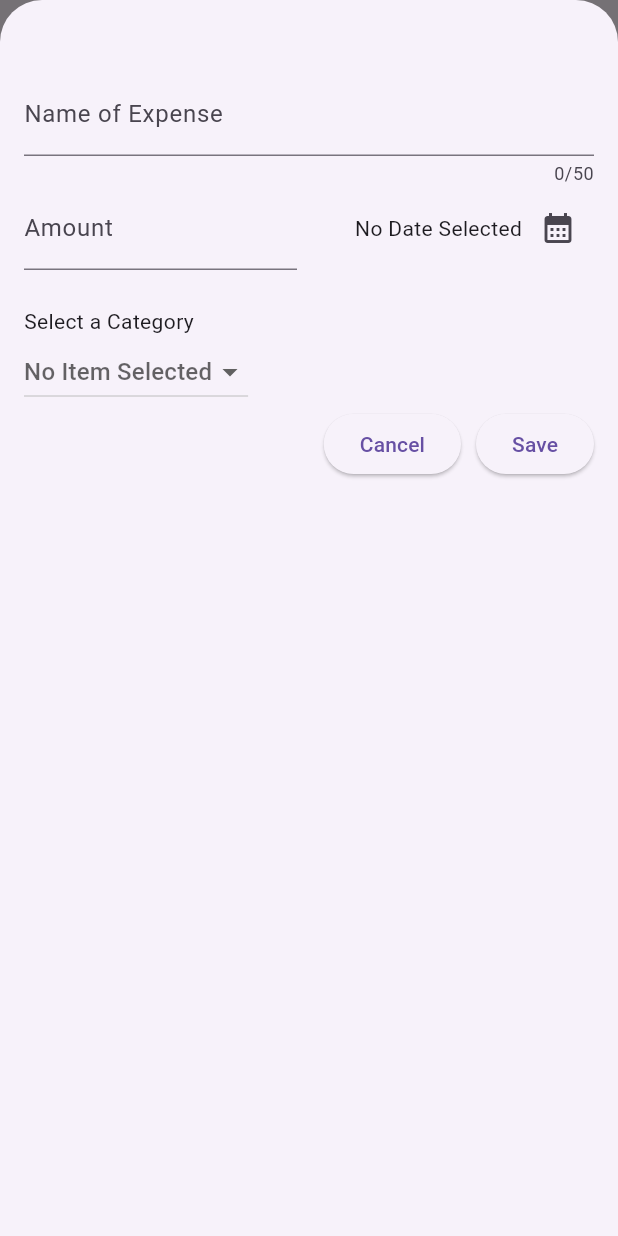
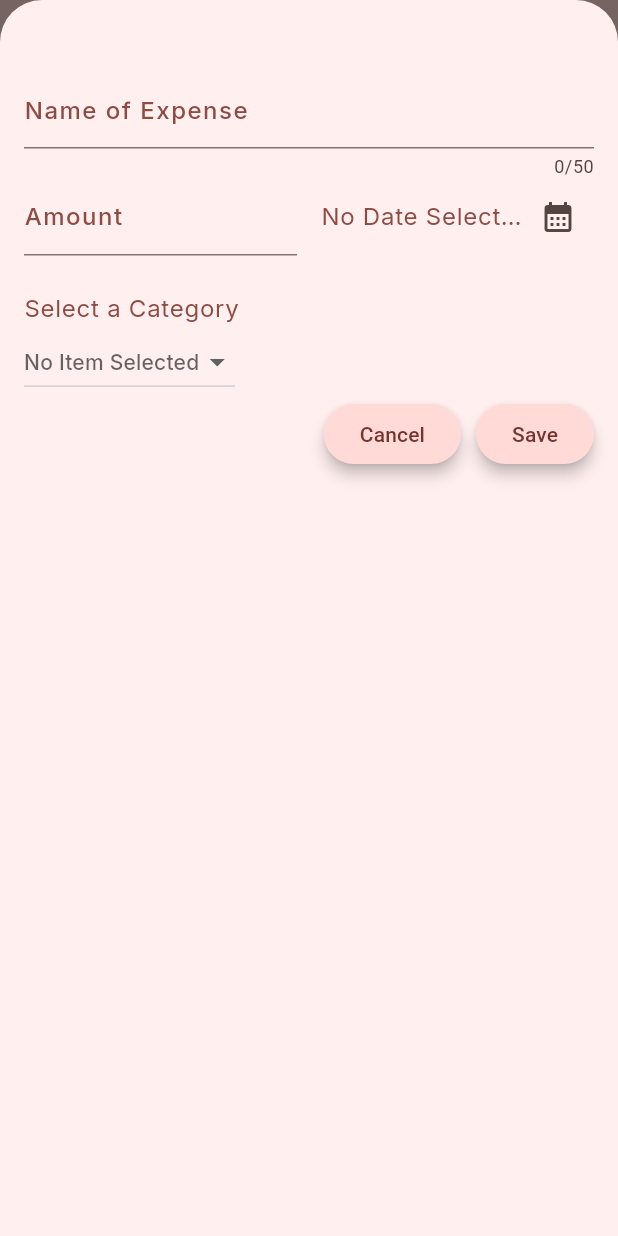
Before and after one commit to Fardeenhimself/flutter_expense_tracker, a Flutter app: the screen it shows after launch, after a tap on the "add" icon, on a phone screen of 412 x 824 dp. Run offline on Flutter 3.47's test engine with Material 3 defaults, Android fonts, the phone set to English and light mode, and no system bars; our stand-ins replace google_fonts.

Commit message:
Added themes and UI changes

```diff
--- a/lib/main.dart
+++ b/lib/main.dart
@@ -1,5 +1,15 @@
 import 'package:expense_tracker/widgets/home.dart';
 import 'package:flutter/material.dart';
+import 'package:google_fonts/google_fonts.dart';
+
+var kLightColorTheme = ColorScheme.fromSeed(
+  seedColor: Color.fromARGB(255, 244, 151, 142),
+);
+
+var kDarkColorTheme = ColorScheme.fromSeed(
+  brightness: Brightness.dark,
+  seedColor: Color.fromARGB(255, 244, 151, 142),
+);
 
 void main() {
   runApp(const ExpenseTracker());
@@ -11,6 +21,110 @@ class ExpenseTracker extends StatelessWidget {
   @override
   Widget build(BuildContext context) {
     return MaterialApp(
+      theme: ThemeData().copyWith(
+        brightness: Brightness.light,
+        colorScheme: kLightColorTheme,
+        appBarTheme: AppBarTheme().copyWith(
+          backgroundColor: kLightColorTheme.primaryContainer,
+          foregroundColor: kLightColorTheme.onPrimaryContainer,
+        ),
+        cardTheme: CardThemeData().copyWith(
+          color: kLightColorTheme.secondaryContainer,
+          margin: EdgeInsets.symmetric(horizontal: 16, vertical: 8),
+          elevation: 5,
+          shadowColor: kLightColorTheme.onPrimaryContainer,
+          shape: RoundedRectangleBorder(
+            borderRadius: BorderRadiusGeometry.circular(20),
+          ),
+        ),
+        elevatedButtonTheme: ElevatedButtonThemeData(
+          style: ElevatedButton.styleFrom(
+            backgroundColor: kLightColorTheme.primaryContainer,
+            foregroundColor: kLightColorTheme.onPrimaryContainer,
+            elevation: 4,
+          ),
+        ),
+        textTheme: ThemeData().textTheme.copyWith(
+          displayLarge: GoogleFonts.inter(
+            fontSize: 30,
+            fontWeight: FontWeight.bold,
+            letterSpacing: 1,
+            color: kLightColorTheme.primary,
+          ),
+          displayMedium: GoogleFonts.inter(
+            fontSize: 16,
+            color: kLightColorTheme.primary,
+          ),
+          titleLarge: GoogleFonts.pacifico(
+            fontSize: 30,
+            fontWeight: FontWeight.bold,
+            letterSpacing: 1,
+          ),
+          titleMedium: GoogleFonts.inter(fontSize: 14),
+          bodyMedium: GoogleFonts.inter(
+            fontSize: 16,
+            letterSpacing: 0.5,
+            color: kLightColorTheme.primary,
+          ),
+          labelMedium: GoogleFonts.inter(
+            fontSize: 16,
+            letterSpacing: 1,
+            color: kLightColorTheme.primary,
+          ),
+        ),
+      ),
+      darkTheme: ThemeData.dark().copyWith(
+        colorScheme: kDarkColorTheme,
+        appBarTheme: AppBarTheme().copyWith(
+          backgroundColor: kDarkColorTheme.primaryContainer,
+          foregroundColor: kDarkColorTheme.onPrimaryContainer,
+        ),
+        cardTheme: CardThemeData().copyWith(
+          color: kDarkColorTheme.secondaryContainer,
+          margin: EdgeInsets.symmetric(horizontal: 16, vertical: 8),
+          elevation: 5,
+          shadowColor: kDarkColorTheme.onPrimaryContainer,
+          shape: RoundedRectangleBorder(
+            borderRadius: BorderRadiusGeometry.circular(20),
+          ),
+        ),
+        elevatedButtonTheme: ElevatedButtonThemeData(
+          style: ElevatedButton.styleFrom(
+            backgroundColor: kDarkColorTheme.primaryContainer,
+            foregroundColor: kDarkColorTheme.onPrimaryContainer,
+            elevation: 4,
+          ),
+        ),
+        textTheme: ThemeData().textTheme.copyWith(
+          displayLarge: GoogleFonts.inter(
+            fontSize: 30,
+            fontWeight: FontWeight.bold,
+            letterSpacing: 1,
+            color: kDarkColorTheme.primary,
+          ),
+          displayMedium: GoogleFonts.inter(
+            fontSize: 16,
+            color: kDarkColorTheme.primary,
+          ),
+          titleLarge: GoogleFonts.pacifico(
+            fontSize: 30,
+            fontWeight: FontWeight.bold,
+            letterSpacing: 1,
+          ),
+          titleMedium: GoogleFonts.inter(fontSize: 14),
+          bodyMedium: GoogleFonts.inter(
+            fontSize: 16,
+            letterSpacing: 0.5,
+            color: kDarkColorTheme.primary,
+          ),
+          labelMedium: GoogleFonts.inter(
+            fontSize: 16,
+            letterSpacing: 1,
+            color: kDarkColorTheme.primary,
+          ),
+        ),
+      ),
+      themeMode: ThemeMode.system,
       home: Home(),
     );
   }
--- a/lib/widgets/expenses_list/expense_item.dart
+++ b/lib/widgets/expenses_list/expense_item.dart
@@ -12,12 +12,13 @@ class ExpenseItem extends StatelessWidget {
       child: Padding(
         padding: const EdgeInsets.symmetric(horizontal: 20, vertical: 20),
         child: Column(
+          crossAxisAlignment: CrossAxisAlignment.start,
           children: [
             Text(expense.title),
             const SizedBox(height: 8),
             Row(
               children: [
-                Text('\$ ${expense.amout.toStringAsFixed(2)}'),
+                Text('৳ ${expense.amout.toStringAsFixed(2)}'),
                 const Spacer(),
                 Row(
                   children: [
--- a/lib/widgets/expenses_list/expense_list.dart
+++ b/lib/widgets/expenses_list/expense_list.dart
@@ -18,6 +18,13 @@ class ExpenseList extends StatelessWidget {
     return ListView.builder(
       itemCount: expenses.length,
       itemBuilder: (context, index) => Dismissible(
+        background: Container(
+          color: Theme.of(context).colorScheme.error,
+          margin: EdgeInsets.symmetric(
+            horizontal: Theme.of(context).cardTheme.margin!.horizontal,
+          ),
+          child: Icon(Icons.delete),
+        ),
         key: ValueKey(expenses[index]),
         onDismissed: (direction) {
           onRemoveExpense(expenses[index]);
--- a/lib/widgets/home.dart
+++ b/lib/widgets/home.dart
@@ -17,13 +17,13 @@ class _HomeState extends State<Home> {
     //First Dummy Expense
     Expense(
       title: 'Flutter Course',
-      amout: 19.99,
+      amout: 8000,
       time: DateTime.now(),
       category: Category.work,
     ),
     Expense(
       title: 'Movies',
-      amout: 14.99,
+      amout: 545.38,
       time: DateTime.now(),
       category: Category.leisure,
     ),
@@ -95,12 +95,17 @@ class _HomeState extends State<Home> {
           IconButton(onPressed: openWhenAddClicked, icon: Icon(Icons.add)),
         ],
         title: Text('Expense Tracker'),
-        centerTitle: true,
       ),
       body: SafeArea(
         child: Column(
           children: [
-            Text('Chart'),
+            Padding(
+              padding: const EdgeInsets.all(12.0),
+              child: Text(
+                'Your Expense List',
+                style: Theme.of(context).textTheme.displayLarge,
+              ),
+            ),
             Expanded(child: mainContent),
           ],
         ),
--- a/lib/widgets/new_expense.dart
+++ b/lib/widgets/new_expense.dart
@@ -89,17 +89,27 @@ class _NewExpenseState extends State<NewExpense> {
           TextField(
             controller: _titleController,
             maxLength: 50,
-            decoration: InputDecoration(label: Text('Name of Expense')),
+            style: Theme.of(context).textTheme.displayMedium,
+            decoration: InputDecoration(
+              label: Text(
+                'Name of Expense',
+                style: Theme.of(context).textTheme.labelMedium,
+              ),
+            ),
           ),
           Row(
             children: [
               Expanded(
                 child: TextField(
                   controller: _amountController,
+                  style: Theme.of(context).textTheme.displayMedium,
                   keyboardType: TextInputType.number,
                   decoration: InputDecoration(
-                    prefix: Text('\$'),
-                    label: Text('Amount'),
+                    prefix: Text('৳'),
+                    label: Text(
+                      'Amount',
+                      style: Theme.of(context).textTheme.labelMedium,
+                    ),
                   ),
                 ),
               ),
@@ -109,10 +119,13 @@ class _NewExpenseState extends State<NewExpense> {
                   mainAxisAlignment: MainAxisAlignment.end,
                   crossAxisAlignment: CrossAxisAlignment.center,
                   children: [
-                    Text(
-                      _selectedDate == null
-                          ? 'No Date Selected'
-                          : formatter.format(_selectedDate!),
+                    Flexible(
+                      child: Text(
+                        _selectedDate == null
+                            ? 'No Date Selected'
+                            : formatter.format(_selectedDate!),
+                        overflow: TextOverflow.ellipsis,
+                      ),
                     ),
                     IconButton(
                       onPressed: _datePicker,
@@ -131,13 +144,17 @@ class _NewExpenseState extends State<NewExpense> {
                 SizedBox(height: 16),
                 Text('Select a Category'),
                 DropdownButton(
+                  borderRadius: BorderRadius.circular(14),
                   hint: Text('No Item Selected'),
                   value: _selectedCategory,
                   items: Category.values
                       .map(
                         (category) => DropdownMenuItem(
                           value: category,
-                          child: Text(category.name.toUpperCase()),
+                          child: Text(
+                            category.name.toUpperCase(),
+                            style: Theme.of(context).textTheme.labelMedium,
+                          ),
                         ),
                       )
                       .toList(),
--- a/pubspec.yaml
+++ b/pubspec.yaml
@@ -36,6 +36,7 @@ dependencies:
   cupertino_icons: ^1.0.8
   uuid: ^4.5.1
   intl: ^0.20.2
+  google_fonts: ^6.2.1
 
 dev_dependencies:
   flutter_test:
```
Also changed, not shown: pubspec.lock, 1 other file.
